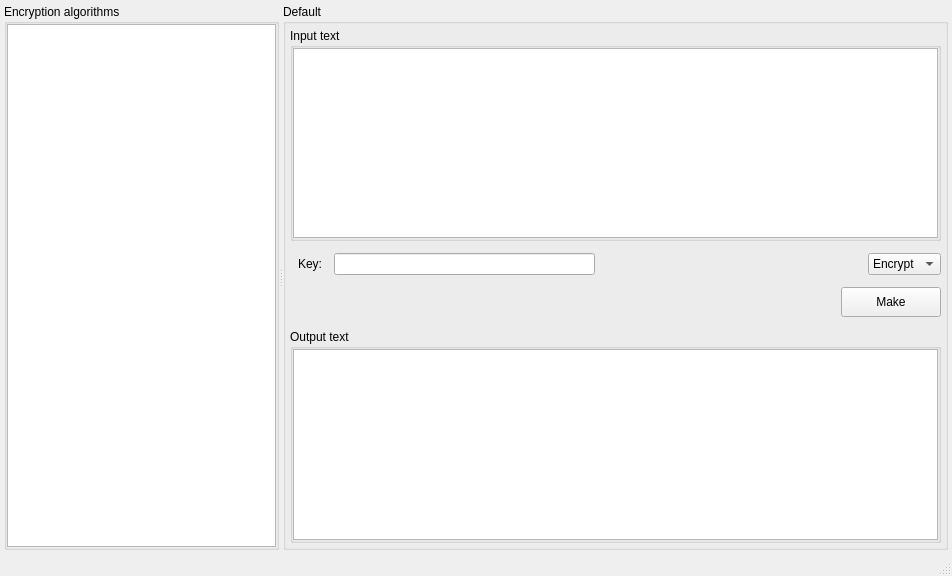
Before: the Qt Designer form crypto-methods/gui/mainwindow.ui in vasilypht/crypto-methods, drawn with Qt 5.
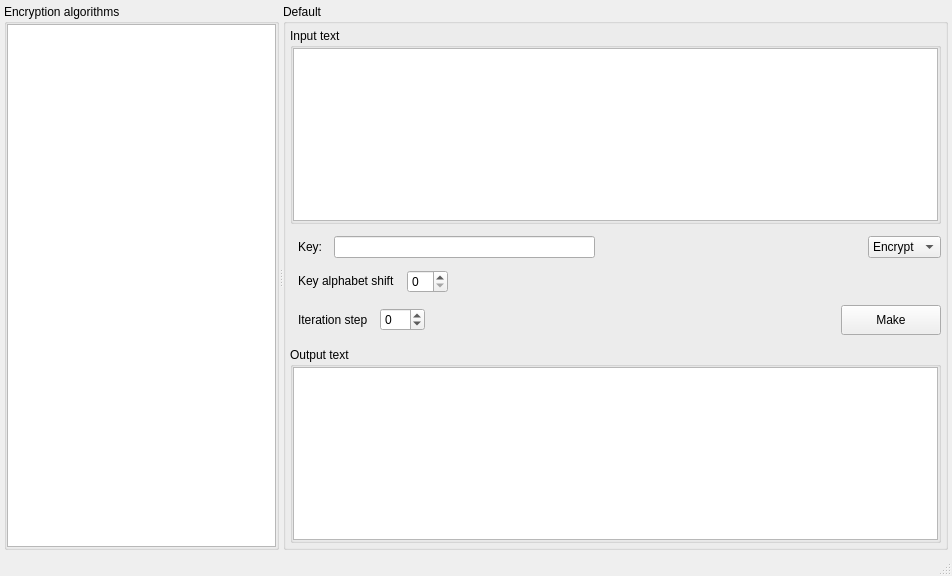
After: the same form once the commit is applied.

Commit message: Added Alberti disk cipher

Diff of the .ui file:
```diff
--- a/crypto-methods/gui/mainwindow.ui
+++ b/crypto-methods/gui/mainwindow.ui
@@ -131,7 +131,7 @@
            </size>
           </property>
           <property name="currentIndex">
-           <number>10</number>
+           <number>7</number>
           </property>
           <widget class="QWidget" name="page_0">
            <layout class="QVBoxLayout" name="verticalLayout_4">
@@ -1633,8 +1633,244 @@
             </item>
            </layout>
           </widget>
-          <widget class="QWidget" name="page_7"/>
-          <widget class="QWidget" name="page_8">
+          <widget class="QWidget" name="page_7_alberti">
+           <layout class="QVBoxLayout" name="verticalLayout_36">
+            <property name="spacing">
+             <number>12</number>
+            </property>
+            <property name="leftMargin">
+             <number>4</number>
+            </property>
+            <property name="topMargin">
+             <number>4</number>
+            </property>
+            <property name="rightMargin">
+             <number>4</number>
+            </property>
+            <property name="bottomMargin">
+             <number>4</number>
+            </property>
+            <item>
+             <widget class="QGroupBox" name="page_7_group_box_input">
+              <property name="title">
+               <string>Input text</string>
+              </property>
+              <layout class="QVBoxLayout" name="verticalLayout_34">
+               <property name="spacing">
+                <number>0</number>
+               </property>
+               <property name="leftMargin">
+                <number>0</number>
+               </property>
+               <property name="topMargin">
+                <number>0</number>
+               </property>
+               <property name="rightMargin">
+                <number>0</number>
+               </property>
+               <property name="bottomMargin">
+                <number>0</number>
+               </property>
+               <item>
+                <widget class="QTextEdit" name="page_7_text_edit_input"/>
+               </item>
+              </layout>
+             </widget>
+            </item>
+            <item>
+             <layout class="QHBoxLayout" name="page_7_horizontal_layout_1">
+              <property name="spacing">
+               <number>12</number>
+              </property>
+              <property name="leftMargin">
+               <number>8</number>
+              </property>
+              <item>
+               <widget class="QLabel" name="page_7_label_key">
+                <property name="sizePolicy">
+                 <sizepolicy hsizetype="Fixed" vsizetype="Fixed">
+                  <horstretch>0</horstretch>
+                  <verstretch>0</verstretch>
+                 </sizepolicy>
+                </property>
+                <property name="text">
+                 <string>Key:</string>
+                </property>
+               </widget>
+              </item>
+              <item>
+               <widget class="QLineEdit" name="page_7_line_edit_key"/>
+              </item>
+              <item>
+               <spacer name="page_7_horizontal_spacer_1">
+                <property name="orientation">
+                 <enum>Qt::Horizontal</enum>
+                </property>
+                <property name="sizeHint" stdset="0">
+                 <size>
+                  <width>40</width>
+                  <height>20</height>
+                 </size>
+                </property>
+               </spacer>
+              </item>
+              <item>
+               <widget class="QComboBox" name="page_7_combo_box_mode">
+                <property name="sizePolicy">
+                 <sizepolicy hsizetype="Fixed" vsizetype="Fixed">
+                  <horstretch>0</horstretch>
+                  <verstretch>0</verstretch>
+                 </sizepolicy>
+                </property>
+                <item>
+                 <property name="text">
+                  <string>Encrypt</string>
+                 </property>
+                </item>
+                <item>
+                 <property name="text">
+                  <string>Decrypt</string>
+                 </property>
+                </item>
+               </widget>
+              </item>
+             </layout>
+            </item>
+            <item>
+             <layout class="QHBoxLayout" name="page_7_horizontal_layout_2">
+              <property name="spacing">
+               <number>12</number>
+              </property>
+              <property name="leftMargin">
+               <number>8</number>
+              </property>
+              <item>
+               <widget class="QLabel" name="page_7_label_key_alphabet_shift">
+                <property name="sizePolicy">
+                 <sizepolicy hsizetype="Fixed" vsizetype="Fixed">
+                  <horstretch>0</horstretch>
+                  <verstretch>0</verstretch>
+                 </sizepolicy>
+                </property>
+                <property name="text">
+                 <string>Key alphabet shift</string>
+                </property>
+               </widget>
+              </item>
+              <item>
+               <widget class="QSpinBox" name="page_7_spin_box_key_alphabet_shift"/>
+              </item>
+              <item>
+               <spacer name="page_7_horizontal_spacer_2">
+                <property name="orientation">
+                 <enum>Qt::Horizontal</enum>
+                </property>
+                <property name="sizeHint" stdset="0">
+                 <size>
+                  <width>40</width>
+                  <height>20</height>
+                 </size>
+                </property>
+               </spacer>
+              </item>
+             </layout>
+            </item>
+            <item>
+             <layout class="QHBoxLayout" name="page_7_horizontal_layout_3">
+              <property name="spacing">
+               <number>12</number>
+              </property>
+              <property name="leftMargin">
+               <number>8</number>
+              </property>
+              <item>
+               <widget class="QLabel" name="page_7_label_iteration_step">
+                <property name="sizePolicy">
+                 <sizepolicy hsizetype="Fixed" vsizetype="Fixed">
+                  <horstretch>0</horstretch>
+                  <verstretch>0</verstretch>
+                 </sizepolicy>
+                </property>
+                <property name="text">
+                 <string>Iteration step</string>
+                </property>
+               </widget>
+              </item>
+              <item>
+               <widget class="QSpinBox" name="page_7_spin_box_iteration_step">
+                <property name="minimum">
+                 <number>-99</number>
+                </property>
+               </widget>
+              </item>
+              <item>
+               <spacer name="page_7_horizontal_spacer_3">
+                <property name="orientation">
+                 <enum>Qt::Horizontal</enum>
+                </property>
+                <property name="sizeHint" stdset="0">
+                 <size>
+                  <width>40</width>
+                  <height>20</height>
+                 </size>
+                </property>
+               </spacer>
+              </item>
+              <item>
+               <widget class="QPushButton" name="page_7_button_make">
+                <property name="sizePolicy">
+                 <sizepolicy hsizetype="Fixed" vsizetype="Fixed">
+                  <horstretch>0</horstretch>
+                  <verstretch>0</verstretch>
+                 </sizepolicy>
+                </property>
+                <property name="minimumSize">
+                 <size>
+                  <width>100</width>
+                  <height>30</height>
+                 </size>
+                </property>
+                <property name="text">
+                 <string>Make</string>
+                </property>
+               </widget>
+              </item>
+             </layout>
+            </item>
+            <item>
+             <widget class="QGroupBox" name="page_7_group_box_output">
+              <property name="title">
+               <string>Output text</string>
+              </property>
+              <layout class="QVBoxLayout" name="verticalLayout_35">
+               <property name="spacing">
+                <number>0</number>
+               </property>
+               <property name="leftMargin">
+                <number>0</number>
+               </property>
+               <property name="topMargin">
+                <number>0</number>
+               </property>
+               <property name="rightMargin">
+                <number>0</number>
+               </property>
+               <property name="bottomMargin">
+                <number>0</number>
+               </property>
+               <item>
+                <widget class="QTextEdit" name="page_7_text_edit_output">
+                 <property name="readOnly">
+                  <bool>true</bool>
+                 </property>
+                </widget>
+               </item>
+              </layout>
+             </widget>
+            </item>
+           </layout>
+          </widget>
+          <widget class="QWidget" name="page_8_gronsfeld">
            <layout class="QVBoxLayout" name="verticalLayout_27">
             <property name="spacing">
              <number>12</number>
```
Left out of the diff: 18 changed lines with no effect on the pictures. The commit also changes 5 other files.
